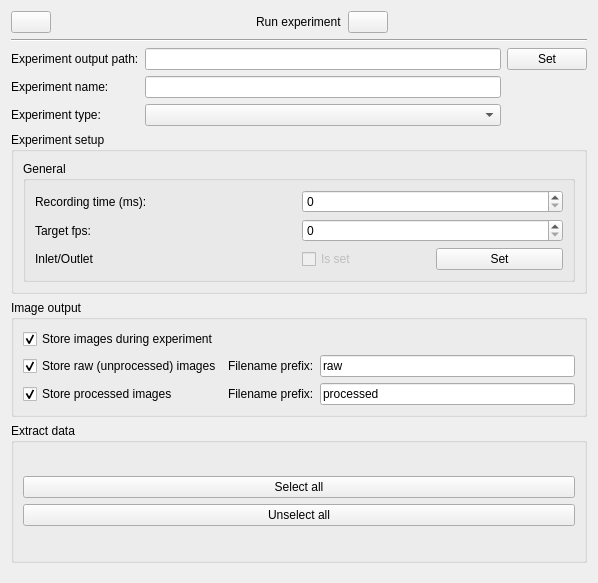
The window that src/RTOC/gui/experimentsetup.ui (mortbopet/RTOC) describes before a commit, drawn with Qt 5.
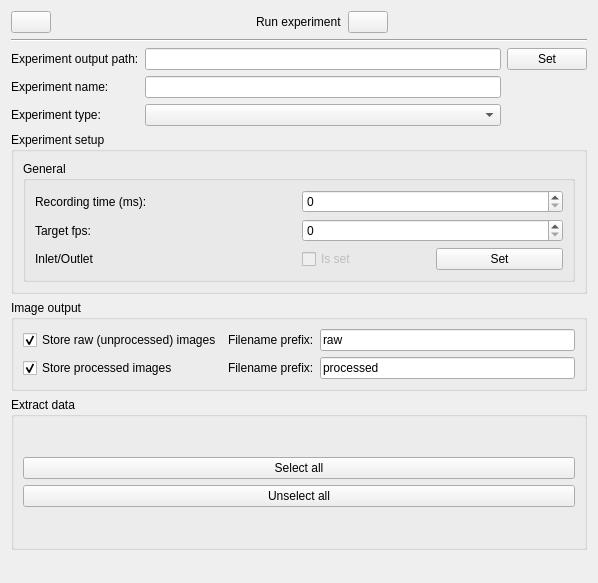
The same window after the commit.

Diff of the .ui file:
```diff
--- a/src/RTOC/gui/experimentsetup.ui
+++ b/src/RTOC/gui/experimentsetup.ui
@@ -204,7 +204,7 @@
        <layout class="QGridLayout" name="gridLayout_2">
         <item row="0" column="0">
          <layout class="QGridLayout" name="gridLayout_4">
-          <item row="1" column="0">
+          <item row="0" column="0">
            <widget class="QCheckBox" name="storeRaw">
             <property name="text">
              <string>Store raw (unprocessed) images</string>
@@ -214,14 +214,14 @@
             </property>
            </widget>
           </item>
-          <item row="1" column="1">
+          <item row="0" column="1">
            <widget class="QLabel" name="label_3">
             <property name="text">
              <string>Filename prefix:</string>
             </property>
            </widget>
           </item>
-          <item row="1" column="2">
+          <item row="0" column="2">
            <widget class="QLineEdit" name="rawPrefix">
             <property name="enabled">
              <bool>true</bool>
@@ -231,7 +231,7 @@
             </property>
            </widget>
           </item>
-          <item row="2" column="0">
+          <item row="1" column="0">
            <widget class="QCheckBox" name="storeProcessed">
             <property name="text">
              <string>Store processed images</string>
@@ -241,14 +241,14 @@
             </property>
            </widget>
           </item>
-          <item row="2" column="1">
+          <item row="1" column="1">
            <widget class="QLabel" name="label_4">
             <property name="text">
              <string>Filename prefix:</string>
             </property>
            </widget>
           </item>
-          <item row="2" column="2">
+          <item row="1" column="2">
            <widget class="QLineEdit" name="processedPrefix">
             <property name="enabled">
              <bool>true</bool>
@@ -258,16 +258,6 @@
             </property>
            </widget>
           </item>
-          <item row="0" column="0">
-           <widget class="QCheckBox" name="asyncImgWrite">
-            <property name="text">
-             <string>Store images during experiment</string>
-            </property>
-            <property name="checked">
-             <bool>true</bool>
-            </property>
-           </widget>
-          </item>
          </layout>
         </item>
        </layout>
```
